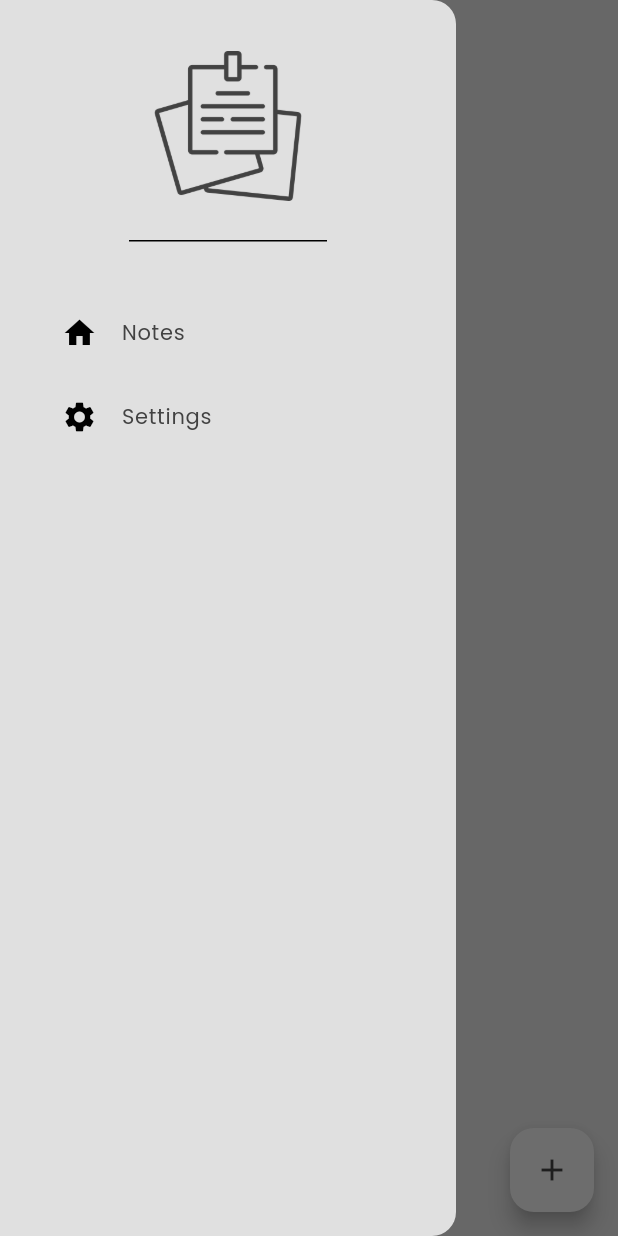
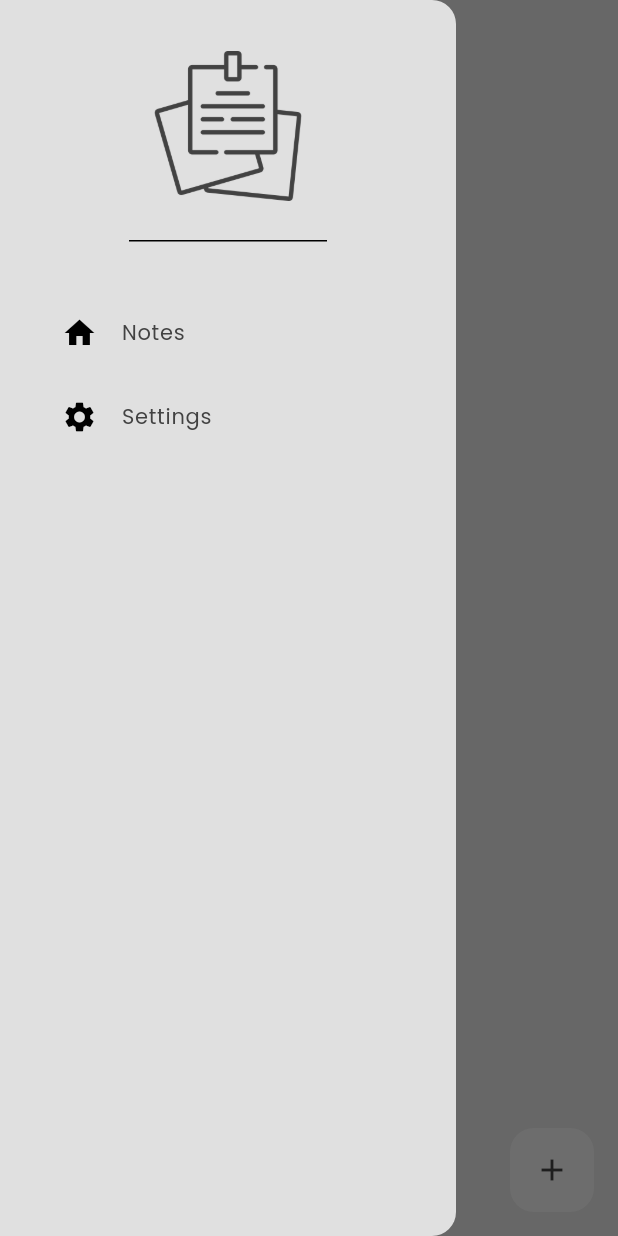
Before and after one commit to Icarus-conf/notes, a Flutter app: the screen it shows after launch, with the side drawer open, on a phone screen of 412 x 824 dp. Run offline on Flutter 3.47's test engine with Material 3 defaults, Android fonts, the phone set to English and light mode, and no system bars; our stand-ins replace google_fonts, isar, popover; accounts and stored records are empty; generated files the repository leaves out were written again.

```diff
--- a/lib/pages/notes_page.dart
+++ b/lib/pages/notes_page.dart
@@ -30,6 +30,7 @@ class _NotesPageState extends State<NotesPage> {
         shape: RoundedRectangleBorder(
             borderRadius: BorderRadius.all(Radius.circular(5.0))),
         backgroundColor: Theme.of(context).colorScheme.background,
+        elevation: 0,
         content: TextField(
           controller: textController,
           decoration: InputDecoration(
@@ -115,6 +116,7 @@ class _NotesPageState extends State<NotesPage> {
       floatingActionButton: FloatingActionButton(
         onPressed: createNote,
         backgroundColor: Theme.of(context).colorScheme.primary,
+        elevation: 0,
         child: Icon(
           Icons.add,
           color: Theme.of(context).colorScheme.inversePrimary,
--- a/pubspec.yaml
+++ b/pubspec.yaml
@@ -39,7 +39,7 @@ dependencies:
   path_provider: ^2.1.2
   provider: ^6.1.1
   google_fonts: ^6.1.0
-  popover: ^0.2.9
+  popover: ^0.2.8+2
 
 dev_dependencies:
   flutter_test:
```
Also changed, not shown: pubspec.lock.
